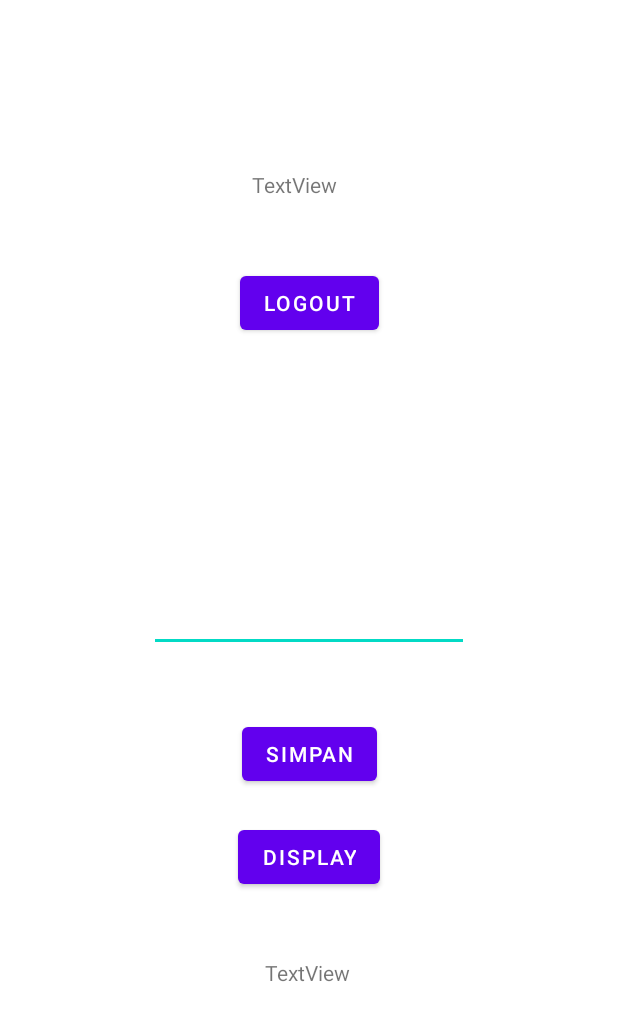
After one commit to fare4z/tallyApps, an Android app: the layout activity_main3.xml on its own in the app's theme, with its tools: preview values and no code run, on a phone screen of 412 x 824 dp. The commit adds this screen. Shown: the top 1021 px of the screen. Run offline under Robolectric (Android 15) with nearby library versions, the phone set to English and light mode, and no system bars.

Commit message:
class on 30 oct 23

```diff
--- /dev/null
+++ b/app/src/main/res/layout/activity_main3.xml
@@ -0,0 +1,76 @@
+<?xml version="1.0" encoding="utf-8"?>
+<androidx.constraintlayout.widget.ConstraintLayout xmlns:android="http://schemas.android.com/apk/res/android"
+    xmlns:app="http://schemas.android.com/apk/res-auto"
+    xmlns:tools="http://schemas.android.com/tools"
+    android:layout_width="match_parent"
+    android:layout_height="match_parent"
+    tools:context=".MainActivity3">
+
+    <TextView
+        android:id="@+id/tvOutputNama"
+        android:layout_width="wrap_content"
+        android:layout_height="wrap_content"
+        android:text="TextView"
+        app:layout_constraintBottom_toBottomOf="parent"
+        app:layout_constraintEnd_toEndOf="parent"
+        app:layout_constraintHorizontal_bias="0.473"
+        app:layout_constraintStart_toStartOf="parent"
+        app:layout_constraintTop_toTopOf="parent"
+        app:layout_constraintVertical_bias="0.141" />
+
+    <TextView
+        android:id="@+id/tvOutputFile"
+        android:layout_width="wrap_content"
+        android:layout_height="wrap_content"
+        android:text="TextView"
+        app:layout_constraintBottom_toBottomOf="parent"
+        app:layout_constraintEnd_toEndOf="parent"
+        app:layout_constraintHorizontal_bias="0.498"
+        app:layout_constraintStart_toStartOf="parent"
+        app:layout_constraintTop_toTopOf="parent"
+        app:layout_constraintVertical_bias="0.794" />
+
+    <Button
+        android:id="@+id/btnLogout"
+        android:layout_width="wrap_content"
+        android:layout_height="wrap_content"
+        android:text="Logout"
+        app:layout_constraintBottom_toBottomOf="parent"
+        app:layout_constraintEnd_toEndOf="parent"
+        app:layout_constraintStart_toStartOf="parent"
+        app:layout_constraintTop_toTopOf="parent"
+        app:layout_constraintVertical_bias="0.229" />
+
+    <EditText
+        android:id="@+id/etTask"
+        android:layout_width="wrap_content"
+        android:layout_height="wrap_content"
+        android:ems="10"
+        android:inputType="text"
+        app:layout_constraintBottom_toBottomOf="parent"
+        app:layout_constraintEnd_toEndOf="parent"
+        app:layout_constraintStart_toStartOf="parent"
+        app:layout_constraintTop_toTopOf="parent" />
+
+    <Button
+        android:id="@+id/btnSimpan"
+        android:layout_width="wrap_content"
+        android:layout_height="wrap_content"
+        android:text="Simpan"
+        app:layout_constraintBottom_toBottomOf="parent"
+        app:layout_constraintEnd_toEndOf="parent"
+        app:layout_constraintStart_toStartOf="parent"
+        app:layout_constraintTop_toTopOf="parent"
+        app:layout_constraintVertical_bias="0.617" />
+
+    <Button
+        android:id="@+id/btnDisplay"
+        android:layout_width="wrap_content"
+        android:layout_height="wrap_content"
+        android:text="Display"
+        app:layout_constraintBottom_toBottomOf="parent"
+        app:layout_constraintEnd_toEndOf="parent"
+        app:layout_constraintStart_toStartOf="parent"
+        app:layout_constraintTop_toTopOf="parent"
+        app:layout_constraintVertical_bias="0.705" />
+</androidx.constraintlayout.widget.ConstraintLayout>
```
Also changed, not shown: app/src/main/java/com/fareez/tally/MainActivity.java (+13 -2 lines), app/src/main/java/com/fareez/tally/MainActivity2.java (added, +63 -0 lines), app/src/main/java/com/fareez/tally/MainActivity3.java (added, +104 -0 lines), app/src/main/res/layout/activity_main.xml (+12 -0 lines), app/src/main/res/layout/activity_main2.xml (added, +47 -0 lines).
